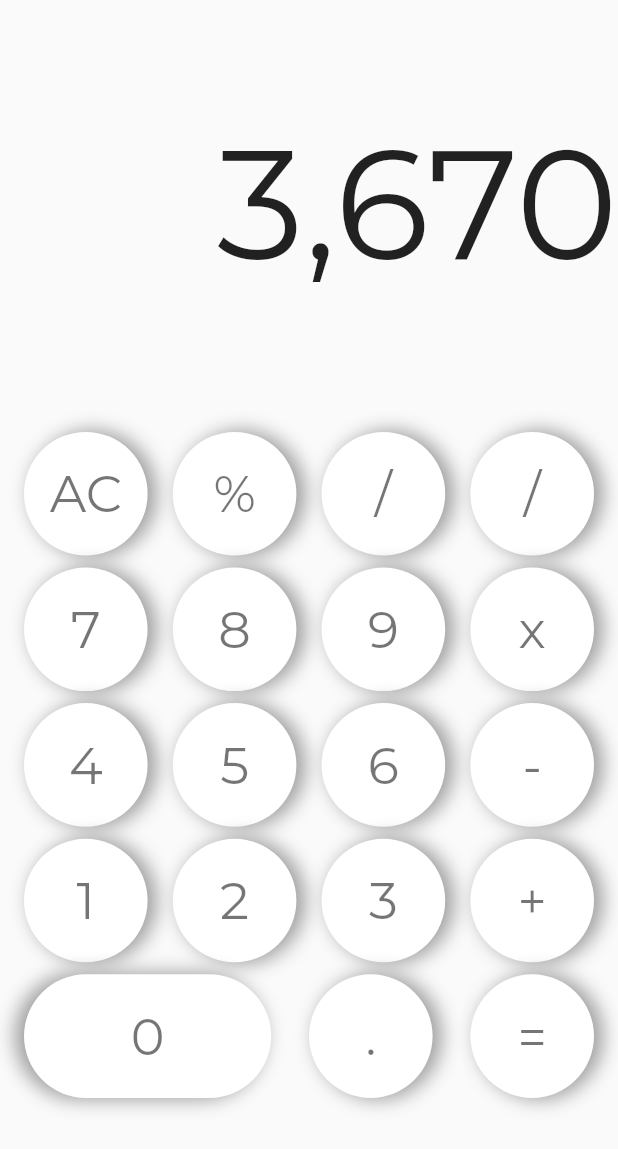
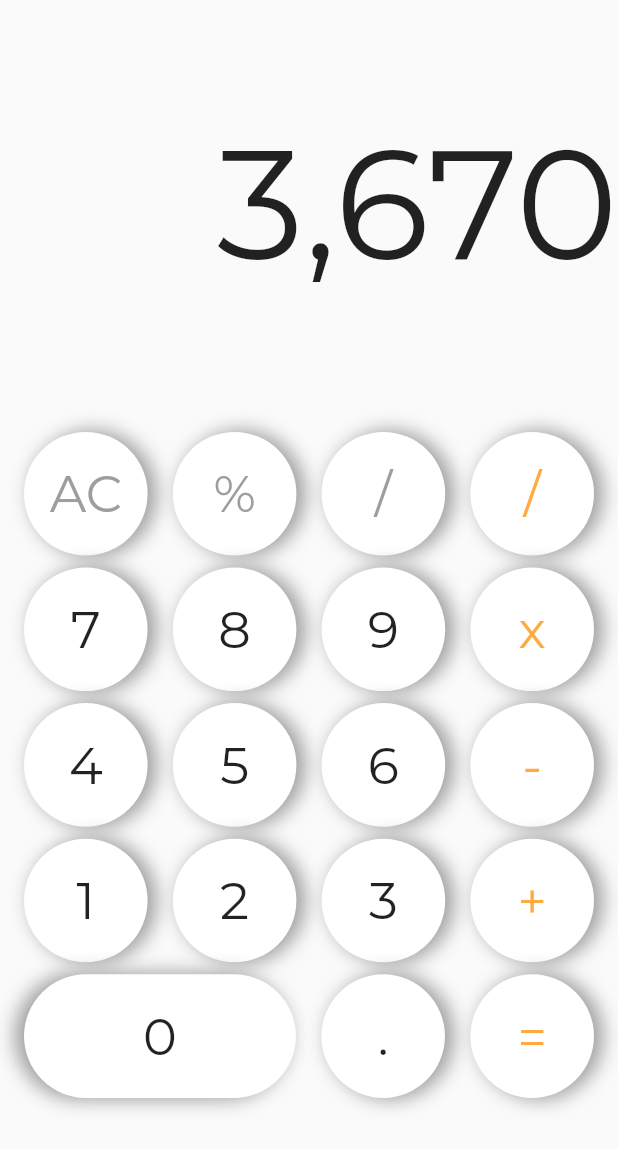
Before and after one commit to Coffiie/calculator_app, a Flutter app: the screen it shows after launch, on a phone screen of 412 x 824 dp. Shown: the top 1149 px of the screen. Run offline on Flutter 3.47's test engine with Material 2 defaults, Android fonts, the phone set to English and light mode, and no system bars; our stand-ins replace google_fonts.

Commit message:
complete ui

```diff
--- a/lib/globals/widgets/button_widget.dart
+++ b/lib/globals/widgets/button_widget.dart
@@ -1,14 +1,24 @@
 import 'package:flutter/material.dart';
 
+enum OperandType { number, operator, nonOperator }
+
 class ButtonWidget extends StatelessWidget {
-  const ButtonWidget({Key? key, required this.title, this.isLarge = false})
+  const ButtonWidget(
+      {Key? key,
+      required this.title,
+      required this.operandType,
+      this.isLarge = false,
+      required this.calculatorFunction})
       : super(key: key);
 
   final String title;
   final bool isLarge;
+  final OperandType operandType;
+  final void Function(String) calculatorFunction;
 
   @override
   Widget build(BuildContext context) {
+    print(MediaQuery.of(context).platformBrightness);
     final Size screenSize = MediaQuery.of(context).size;
     return Stack(
       children: [
@@ -16,40 +26,45 @@ class ButtonWidget extends StatelessWidget {
             ? Container(
                 decoration: BoxDecoration(
                     borderRadius: BorderRadius.circular(50),
-                    boxShadow: const [
+                    boxShadow:  [
                       BoxShadow(
-                          color: Colors.grey,
+                          color: MediaQuery.of(context).platformBrightness == Brightness.dark ? Theme.of(context).primaryColor : Colors.grey,
                           spreadRadius: 1,
                           blurRadius: 10,
-                          offset: Offset(-5, 0))
+                          offset: const Offset(-5, 0))
                     ],
                     shape: BoxShape.rectangle,
-                    color: Colors.white),
-                width: screenSize.width * 0.4,
+                    color: Theme.of(context).primaryColor),
+                width: screenSize.width * 0.44,
                 height: screenSize.height * 0.1,
               )
             : Container(
-                decoration: const BoxDecoration(boxShadow: [
+                decoration: BoxDecoration(boxShadow:  [
                   BoxShadow(
-                      color: Colors.grey,
+                      color:  MediaQuery.of(context).platformBrightness == Brightness.dark ? Theme.of(context).primaryColor : Colors.grey,
                       spreadRadius: 1,
                       blurRadius: 10,
-                      offset: Offset(5, 0))
-                ], shape: BoxShape.circle, color: Colors.white),
+                      offset: const Offset(5, 0))
+                ], shape: BoxShape.circle, color:Theme.of(context).primaryColor,),
                 width: screenSize.width * 0.2,
                 height: screenSize.height * 0.1,
               ),
         Positioned.fill(
           child: InkWell(
-            customBorder: CircleBorder(),
+            customBorder: const CircleBorder(),
             onTap: () {
-              print('tapped');
+              calculatorFunction(title);
             },
             child: Align(
               alignment: Alignment.center,
               child: Text(
                 title,
-                style: Theme.of(context).textTheme.headline4,
+                style: Theme.of(context).textTheme.headline4!.copyWith(
+                    color: operandType == OperandType.operator
+                        ? Colors.orangeAccent
+                        : operandType == OperandType.nonOperator
+                            ? Colors.grey
+                            : Theme.of(context).textTheme.button!.color),
               ),
             ),
           ),
--- a/lib/main.dart
+++ b/lib/main.dart
@@ -3,21 +3,36 @@ import 'package:flutter/material.dart';
 import 'package:google_fonts/google_fonts.dart';
 
 void main() {
-  runApp(const MyApp());
+  runApp(MyApp());
 }
 
 class MyApp extends StatelessWidget {
-  const MyApp({Key? key}) : super(key: key);
+  MyApp({Key? key}) : super(key: key);
 
+  final Map<int, Color> lightPrimaryMap = {
+    50: Colors.white,
+    100: Colors.white10,
+    200: Colors.white12,
+    300: Colors.white24,
+    400: Colors.white30,
+    500: Colors.white38,
+    600: Colors.white54,
+    700: Colors.white60,
+    800: Colors.white70,
+    900: Colors.white,
+  };
   // This widget is the root of your application.
   @override
   Widget build(BuildContext context) {
     return MaterialApp(
       debugShowCheckedModeBanner: false,
       title: 'Flutter Demo',
+      themeMode: ThemeMode.light,
+      darkTheme: ThemeData.dark()
+          .copyWith(textTheme: GoogleFonts.montserratTextTheme(Typography.whiteRedmond)),
       theme: ThemeData(
         textTheme: GoogleFonts.montserratTextTheme(),
-        primarySwatch: Colors.blue,
+        primarySwatch: MaterialColor(Colors.white.value, lightPrimaryMap),
       ),
       home: const CalculatorView(),
     );
--- a/lib/views/calculator_view.dart
+++ b/lib/views/calculator_view.dart
@@ -1,6 +1,5 @@
 import 'package:calculator_ui/globals/widgets/button_widget.dart';
 import 'package:flutter/material.dart';
-import 'package:google_fonts/google_fonts.dart';
 
 class CalculatorView extends StatelessWidget {
   const CalculatorView({Key? key}) : super(key: key);
@@ -37,15 +36,31 @@ class CalculatorView extends StatelessWidget {
                     children: [
                       ButtonWidget(
                         title: 'AC',
+                        operandType: OperandType.nonOperator,
+                        calculatorFunction: (String value) {
+                          print('value');
+                        },
                       ),
                       ButtonWidget(
                         title: '%',
+                        operandType: OperandType.nonOperator,
+                        calculatorFunction: (String value) {
+                          print('value');
+                        },
                       ),
                       ButtonWidget(
                         title: '/',
+                        operandType: OperandType.nonOperator,
+                        calculatorFunction: (String value) {
+                          print('value');
+                        },
                       ),
                       ButtonWidget(
                         title: '/',
+                        operandType: OperandType.operator,
+                        calculatorFunction: (String value) {
+                          print('value');
+                        },
                       ),
                     ],
                   ),
@@ -57,15 +72,31 @@ class CalculatorView extends StatelessWidget {
                     children: [
                       ButtonWidget(
                         title: '7',
+                        operandType: OperandType.number,
+                        calculatorFunction: (String value) {
+                          print('value');
+                        },
                       ),
                       ButtonWidget(
                         title: '8',
+                        operandType: OperandType.number,
+                        calculatorFunction: (String value) {
+                          print(value);
+                        },
                       ),
                       ButtonWidget(
                         title: '9',
+                        operandType: OperandType.number,
+                        calculatorFunction: (String value) {
+                          print('value');
+                        },
                       ),
                       ButtonWidget(
                         title: 'x',
+                        operandType: OperandType.operator,
+                        calculatorFunction: (String value) {
+                          print('value');
+                        },
                       ),
                     ],
                   ),
@@ -77,15 +108,31 @@ class CalculatorView extends StatelessWidget {
                     children: [
                       ButtonWidget(
                         title: '4',
+                        operandType: OperandType.number,
+                        calculatorFunction: (String value) {
+                          print('value');
+                        },
                       ),
                       ButtonWidget(
                         title: '5',
+                        operandType: OperandType.number,
+                        calculatorFunction: (String value) {
+                          print('value');
+                        },
                       ),
                       ButtonWidget(
                         title: '6',
+                        operandType: OperandType.number,
+                        calculatorFunction: (String value) {
+                          print('value');
+                        },
                       ),
                       ButtonWidget(
                         title: '-',
+                        operandType: OperandType.operator,
+                        calculatorFunction: (String value) {
+                          print('value');
+                        },
                       ),
                     ],
                   ),
@@ -95,15 +142,33 @@ class CalculatorView extends StatelessWidget {
                   child: Row(
                     mainAxisAlignment: MainAxisAlignment.spaceBetween,
                     children: [
-                      ButtonWidget(title: '1'),
+                      ButtonWidget(
+                        title: '1',
+                        operandType: OperandType.number,
+                        calculatorFunction: (String value) {
+                          print('value');
+                        },
+                      ),
                       ButtonWidget(
                         title: '2',
+                        operandType: OperandType.number,
+                        calculatorFunction: (String value) {
+                          print('value');
+                        },
                       ),
                       ButtonWidget(
                         title: '3',
+                        operandType: OperandType.number,
+                        calculatorFunction: (String value) {
+                          print('value');
+                        },
                       ),
                       ButtonWidget(
                         title: '+',
+                        operandType: OperandType.operator,
+                        calculatorFunction: (String value) {
+                          print('value');
+                        },
                       ),
                     ],
                   ),
@@ -111,12 +176,27 @@ class CalculatorView extends StatelessWidget {
                 Row(
                   mainAxisAlignment: MainAxisAlignment.spaceBetween,
                   children: [
-                    ButtonWidget(title: '0',isLarge: true),
+                    ButtonWidget(
+                      title: '0',
+                      isLarge: true,
+                      operandType: OperandType.number,
+                      calculatorFunction: (String value) {
+                        print('value');
+                      },
+                    ),
                     ButtonWidget(
                       title: '.',
+                      operandType: OperandType.number,
+                      calculatorFunction: (String value) {
+                        print('value');
+                      },
                     ),
                     ButtonWidget(
                       title: '=',
+                      operandType: OperandType.operator,
+                      calculatorFunction: (String value) {
+                        print('value');
+                      },
                     ),
                   ],
                 ),
```
Also changed, not shown: pubspec.yaml (+1 -6 lines), 1 other file.
